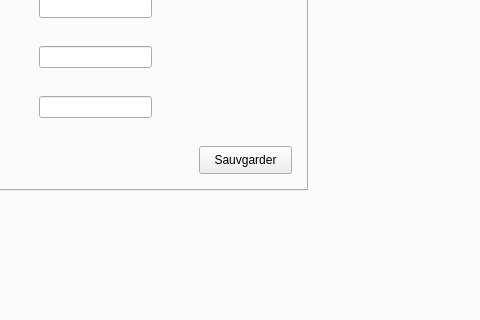
The window that mainwindow.ui (ademnsir/2A17-projet-c-) describes before a commit, drawn with Qt 5; both pictures show x 225 to 705 and y 252 to 572 of the 1153 by 781 pixel window.
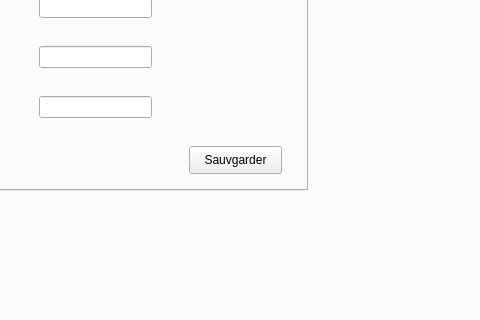
The same window after the commit. The open tabs and pages were chosen to show the change.

The edit to the form file:
```diff
--- a/mainwindow.ui
+++ b/mainwindow.ui
@@ -98,7 +98,7 @@
        <widget class="QPushButton" name="pushButton_3">
         <property name="geometry">
          <rect>
-          <x>390</x>
+          <x>380</x>
           <y>230</y>
           <width>93</width>
           <height>28</height>
```
Left out of the diff: 10 changed lines with no effect on the pictures.
